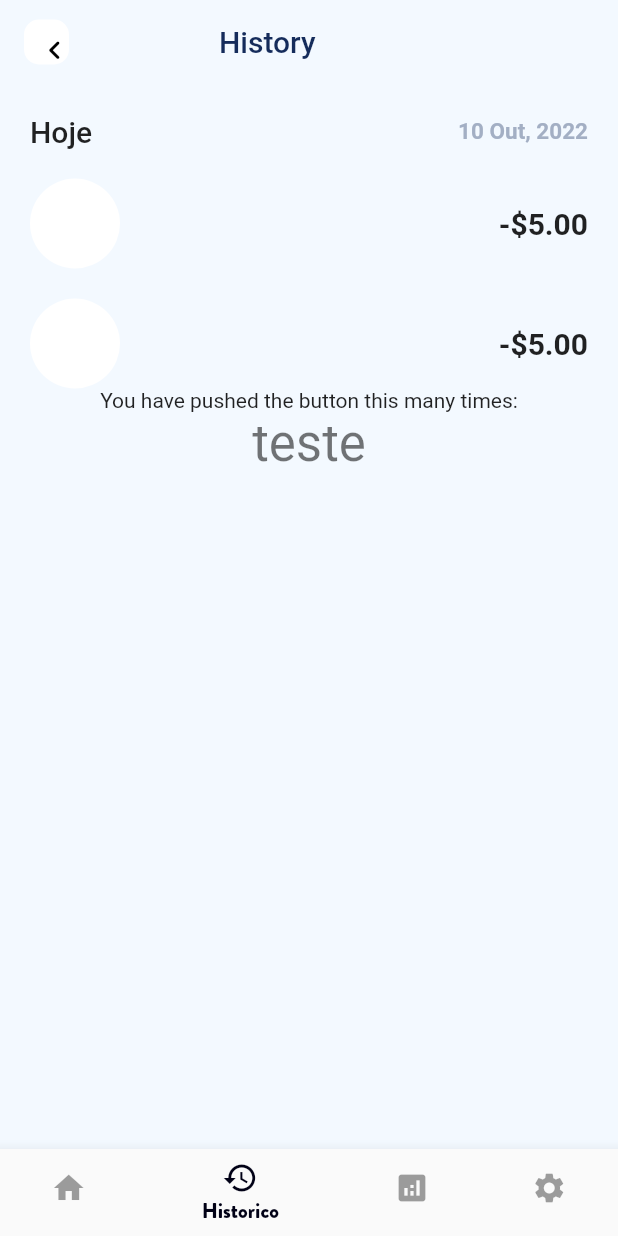
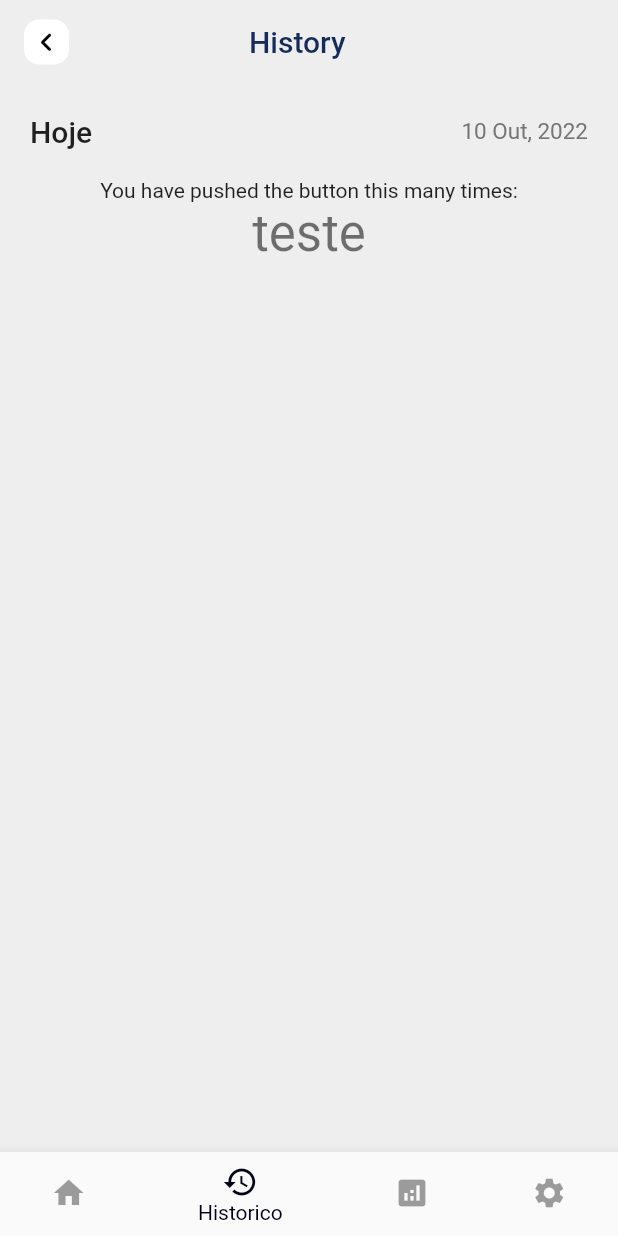
Before and after one commit to BetoHack64/ewallet_app, a Flutter app: the screen it shows after launch, item 2 of the bottom bar chosen, on a phone screen of 412 x 824 dp. Run offline on Flutter 3.47's test engine with Material 2 defaults, Android fonts, the phone set to English and light mode, and no system bars; our stand-ins replace get, mask_text_input_formatter, simple_animations, sliding_sheet, smooth_page_indicator; missing offline and left inert: flutter_list_view, mccounting_text.

```diff
--- a/lib/Views/history/history_view.dart
+++ b/lib/Views/history/history_view.dart
@@ -1,7 +1,9 @@
-// ignore_for_file: avoid_unnecessary_containers
+// ignore_for_file: avoid_unnecessary_containers, unrelated_type_equality_checks
 
 import 'package:flutter/cupertino.dart';
 import 'package:flutter/material.dart';
+import 'package:flutter_list_view/flutter_list_view.dart';
+import 'package:intl/intl.dart';
 
 class HistoryView extends StatefulWidget {
   const HistoryView({Key? key}) : super(key: key);
@@ -11,6 +13,43 @@ class HistoryView extends StatefulWidget {
 }
 
 class _HistoryViewState extends State<HistoryView> {
+  List<Operacao> lista = [
+    Operacao(
+        icon: Icon(Icons.currency_exchange),
+        descricao: "Transferencia",
+        horario: "10h:00m",
+        data: DateTime(2022, 06, 13),
+        valor: "-5.00 AOA"),
+    Operacao(
+        icon: Icon(Icons.currency_exchange),
+        descricao: "Transferencia",
+        horario: "10h:30m",
+        data: DateTime(2022, 06, 13),
+        valor: "-10.00 AOA"),
+    Operacao(
+        icon: Icon(Icons.currency_exchange),
+        descricao: "Transferencia",
+        horario: "12h:35m",
+        data: DateTime(2022, 06, 13),
+        valor: "-5.00 AOA"),
+    Operacao(
+        icon: Icon(Icons.currency_exchange),
+        descricao: "Pagamento",
+        horario: "15h:22m",
+        data: DateTime(2022, 06, 12),
+        valor: "-\$5.00"),
+  ];
+
+  List<OperacaoGrupo> grupos = [];
+  @override
+  void initState() {
+    // ignore: todo
+    // TODO: implement initState
+    super.initState();
+   // lista.sort((a, b) => a.data.compareTo(b.data));
+
+  }
+
   @override
   Widget build(BuildContext context) {
     return Scaffold(
@@ -27,8 +66,9 @@ class _HistoryViewState extends State<HistoryView> {
               width: 30,
               height: 30,
               alignment: Alignment.center,
+              padding: const EdgeInsets.all(0),
               child: IconButton(
-
+                padding: const EdgeInsets.all(0),
                 onPressed: () {},
                 alignment: Alignment.center,
                 icon: const Icon(
@@ -36,9 +76,10 @@ class _HistoryViewState extends State<HistoryView> {
                   color: Colors.black,
                   size: 25,
                 ),
-                )),
+              ),
+            ),
             Container(
-              margin: const EdgeInsetsDirectional.only(start: 100),
+              margin: const EdgeInsetsDirectional.only(start: 120),
               child: const Text(
                 'History',
                 style: TextStyle(
@@ -48,10 +89,12 @@ class _HistoryViewState extends State<HistoryView> {
             ),
           ],
         ),
-        backgroundColor: const Color(0xfff3f9ff),
+        backgroundColor: const Color(0xffeeeeee),
         elevation: 0,
       ),
-      body: Center(
+      body: Container(
+        color: const Color(0xffeeeeee),
+        child: Center(
           child: Padding(
             padding: const EdgeInsets.all(20.0),
             child: Column(
@@ -66,55 +109,15 @@ class _HistoryViewState extends State<HistoryView> {
                     const Text(
                       "10 Out, 2022",
                       style: TextStyle(
-                    color: Color(0xffa3afc4),
+                        color: Color(0xff757575),
                         fontSize: 15,
-                    fontWeight: FontWeight.bold,
+                        //fontWeight: FontWeight.bold,
                       ),
                     ),
                   ],
                 ),
                 const SizedBox(height: 20),
-            Row(
-              mainAxisAlignment: MainAxisAlignment.spaceBetween,
-              children: [
-                Container(
-                  decoration: BoxDecoration(
-                    color: Colors.white,
-                    borderRadius: BorderRadius.circular(50),
-                  ),
-                  width: 60,
-                  height: 60,
-                ),
-                const Text(
-                  "-\$5.00",
-                  style: TextStyle(
-                    fontSize: 20,
-                    fontWeight: FontWeight.bold,
-                  ),
-                ),
-              ],
-            ),
-             const SizedBox(height: 20),
-            Row(
-              mainAxisAlignment: MainAxisAlignment.spaceBetween,
-              children: [
-                Container(
-                  decoration: BoxDecoration(
-                    color: Colors.white,
-                    borderRadius: BorderRadius.circular(50),
-                  ),
-                  width: 60,
-                  height: 60,
-                ),
-                const Text(
-                  "-\$5.00",
-                  style: TextStyle(
-                    fontSize: 20,
-                    fontWeight: FontWeight.bold,
-                  ),
-                ),
-              ],
-            ),
+
                 Column(
                   mainAxisAlignment: MainAxisAlignment.center,
                   children: <Widget>[
@@ -129,7 +132,92 @@ class _HistoryViewState extends State<HistoryView> {
                 ),
               ],
             ),
-      )),
+          ),
+        ),
+      ),
+    );
+  }
+
+  Widget _renderHeader(String text) {
+    return Container(
+      color: const Color(0xFFf5f),
+      child: Padding(
+        padding: const EdgeInsets.symmetric(horizontal: 16.0, vertical: 12.0),
+        child: Text(
+          text,
+          style: const TextStyle(fontSize: 18, color: Color(0xFF767676)),
+        ),
+      ),
+    );
+  }
+
+  Widget _renderItem(Operacao itemData) {
+    return Column(
+      children: [
+        const SizedBox(height: 20),
+        Row(
+          mainAxisAlignment: MainAxisAlignment.spaceBetween,
+          children: [
+            Row(
+              children: [
+                Container(
+                    decoration: BoxDecoration(
+                      color: Colors.white.withOpacity(0.5),
+                      borderRadius: BorderRadius.circular(50),
+                    ),
+                    width: 50,
+                    height: 50,
+                    child: itemData.icon),
+                const SizedBox(width: 20),
+                Column(
+                  crossAxisAlignment: CrossAxisAlignment.start,
+                  children: [
+                    Text(itemData.descricao),
+                    Text(
+                      itemData.horario,
+                      style: const TextStyle(
+                        color: Color(0xff757575),
+                        fontSize: 12,
+                        //fontWeight: FontWeight.bold,
+                      ),
+                    ),
+                  ],
+                ),
+              ],
+            ),
+            Text(
+              itemData.valor,
+              style: const TextStyle(
+                color: Colors.green,
+                fontSize: 15,
+                fontWeight: FontWeight.bold,
+              ),
+            ),
+          ],
+        ),
+      ],
     );
   }
 }
+
+class OperacaoGrupo {
+  final String data;
+  final String dia;
+  final List<Operacao> operacoes;
+  OperacaoGrupo(
+      {required this.data, required this.dia, required this.operacoes});
+}
+
+class Operacao {
+  final Icon icon;
+  final String descricao;
+  final String horario;
+  final DateTime data;
+  final String valor;
+  Operacao(
+      {required this.icon,
+      required this.descricao,
+      required this.horario,
+      required this.data,
+      required this.valor});
+}
--- a/lib/Views/screen_main.dart
+++ b/lib/Views/screen_main.dart
@@ -25,7 +25,7 @@ class _ScreenMainState extends State<ScreenMain> with SingleTickerProviderStateM
 
   @override
   Widget build(BuildContext context) {
-   return SafeArea(child: GestureDetector(
+   return GestureDetector(
      onTap: (){
        FocusScope.of(context).unfocus();
      },
@@ -71,6 +71,6 @@ class _ScreenMainState extends State<ScreenMain> with SingleTickerProviderStateM
              ],
            ),
          )),
-   ));
+   );
   }
 }
--- a/lib/Views/themes/CostomTheme.dart
+++ b/lib/Views/themes/CostomTheme.dart
@@ -1,18 +1,18 @@
 import 'package:flutter/material.dart';
 
-class CustomThemes{
-  ThemeData get mainTheme=>ThemeData(
-      primaryColor: const Color(0xff010116),
-      bottomNavigationBarTheme: const BottomNavigationBarThemeData(
-        backgroundColor: Color(0xfffafafa),
-        selectedItemColor: Color(0xff010116),
+class CustomThemes {
+  ThemeData get mainTheme => ThemeData(
+        primaryColor: const Color(0xff010116),
+        bottomNavigationBarTheme: const BottomNavigationBarThemeData(
+          backgroundColor: Color(0xfffafafa),
+          selectedItemColor: Color(0xff010116),
           unselectedItemColor: Colors.black38,
-          selectedLabelStyle: const TextStyle(
+          /*selectedLabelStyle: const TextStyle(
             fontFamily: "Bradon",
           ),
           unselectedLabelStyle: const TextStyle(
             fontFamily: "Bradon",
-          )));
-
-
+          )*/
+        ),
+      );
 }
```
Lines whose indentation alone changed are shown as unchanged.
